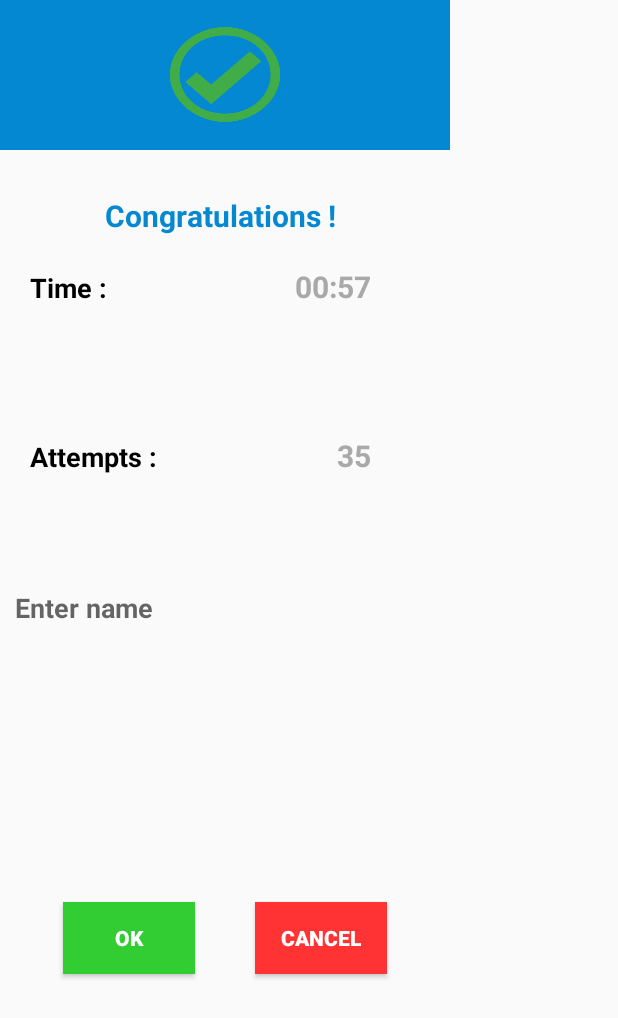
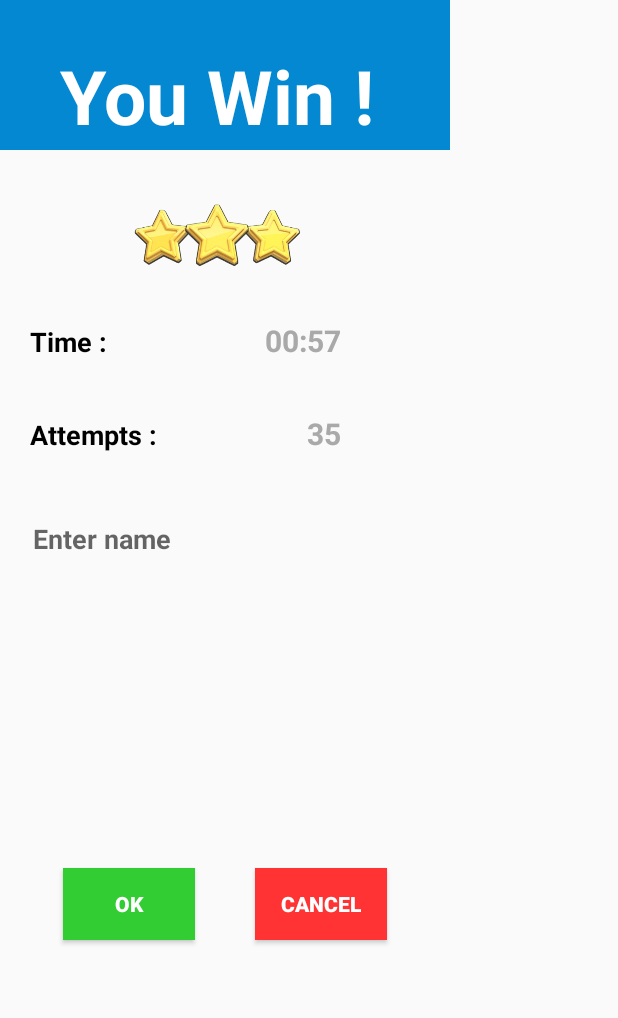
Before and after one commit to JohnOliver23/IfMemoryGame, an Android app: the layout dialog_activity.xml on its own in the app's theme, with its tools: preview values and no code run, on a phone screen of 412 x 824 dp. Shown: the top 1018 px of the screen. Run offline under Robolectric (Android 15) with nearby library versions, the light colour scheme and no system bars.

Commit message:
ajusting popup you win

```diff
--- a/app/src/main/res/layout/activity_main.xml
+++ b/app/src/main/res/layout/activity_main.xml
@@ -27,21 +27,21 @@
             android:paddingTop="180dp"
             android:paddingLeft="30dp">
         <ImageButton
-                android:layout_width="220dp"
+                android:layout_width="200dp"
                 android:layout_height="100dp"
                 android:src="@drawable/play"
                 android:scaleType="fitXY"
                 android:background="#00000000"
                 android:id="@+id/btnPlay"/>
         <ImageButton
-                android:layout_width="220dp"
+                android:layout_width="200dp"
                 android:layout_height="100dp"
                 android:src="@drawable/teachers"
                 android:scaleType="fitXY"
                 android:background="#00000000"
                 android:id="@+id/btnTeachers"/>
         <ImageButton
-                android:layout_width="220dp"
+                android:layout_width="200dp"
                 android:layout_height="100dp"
                 android:src="@drawable/ranking"
                 android:scaleType="fitXY"
--- a/app/src/main/res/layout/dialog_activity.xml
+++ b/app/src/main/res/layout/dialog_activity.xml
@@ -9,26 +9,29 @@
             android:layout_width="match_parent"
             android:layout_height="100dp"
             android:background="@color/colorPrimary">
-        <ImageView
-                android:layout_width="88dp"
-                android:layout_height="98dp"
-                android:background="@drawable/sucesso"
-
-                android:layout_centerInParent="true"/>
+        <TextView android:layout_width="wrap_content"
+                  android:layout_height="wrap_content"
+                  android:text="You Win !"
+                  android:paddingLeft="20dp"
+                  android:textStyle="bold"
+                  android:textSize="50sp"
+                  android:layout_marginTop="30dp"
+                  android:layout_marginLeft="20dp"
+                  android:textColor="@color/white"/>
 
     </RelativeLayout>
 
-    <TextView android:layout_width="wrap_content"
-              android:layout_height="wrap_content"
-              android:text="Congratulations !"
-              android:paddingLeft="50dp"
-              android:textStyle="bold"
-              android:textSize="20sp"
-              android:layout_marginTop="30dp"
-              android:layout_marginLeft="20dp"
-              android:textColor="@color/colorPrimary"/>
+    <ImageView android:layout_width="168dp"
+               android:layout_height="113dp"
+               android:src="@drawable/star"
+               android:paddingLeft="50dp"
+               android:textStyle="bold"
+               android:textSize="20sp"
+               android:layout_gravity="center"
+               android:layout_marginRight="30dp"
+               android:layout_centerHorizontal="true"/>
     <LinearLayout
-            android:layout_weight="5"
+            android:layout_weight="6"
             android:layout_width="match_parent"
             android:layout_height="match_parent">
 
@@ -39,7 +42,7 @@
               android:textColor="@color/black"
               android:textSize="18dp"
               android:id="@+id/lbl_timer"
-              android:layout_margin="20dp"/>
+              android:layout_marginLeft="20dp"/>
 
     <TextView android:layout_width="wrap_content"
               android:layout_height="wrap_content"
@@ -49,11 +52,11 @@
               android:textSize="20dp"
               android:paddingLeft="85dp"
               android:id="@+id/txt_timer"
-              android:layout_margin="20dp"/>
+              android:layout_marginLeft="20dp"/>
     </LinearLayout>
 
     <LinearLayout
-            android:layout_weight="5"
+            android:layout_weight="6"
             android:layout_width="match_parent"
             android:layout_height="match_parent">
 
@@ -64,7 +67,7 @@
                   android:textColor="@color/black"
                   android:textSize="18dp"
                   android:id="@+id/lbl_attempts"
-                  android:layout_margin="20dp"/>
+                  android:layout_marginLeft="20dp"/>
 
         <TextView android:layout_width="wrap_content"
                   android:layout_height="wrap_content"
@@ -74,7 +77,7 @@
                   android:textSize="20dp"
                   android:paddingLeft="80dp"
                   android:id="@+id/txt_attempts"
-                  android:layout_margin="20dp"/>
+                  android:layout_marginLeft="20dp" />
     </LinearLayout>
 
     <LinearLayout
@@ -91,6 +94,7 @@
                 android:singleLine="true"
                 android:padding="10dp"
                 android:textStyle="bold"
+                android:layout_marginLeft="12dp"
                 android:layout_width="match_parent"
                 android:layout_height="wrap_content"/>
     </LinearLayout>
```
Also changed, not shown: app/src/main/java/com/example/ifmemorygame/Main2Activity.kt (+7 -0 lines), app/src/main/res/layout/activity_main2.xml (+14 -24 lines).
